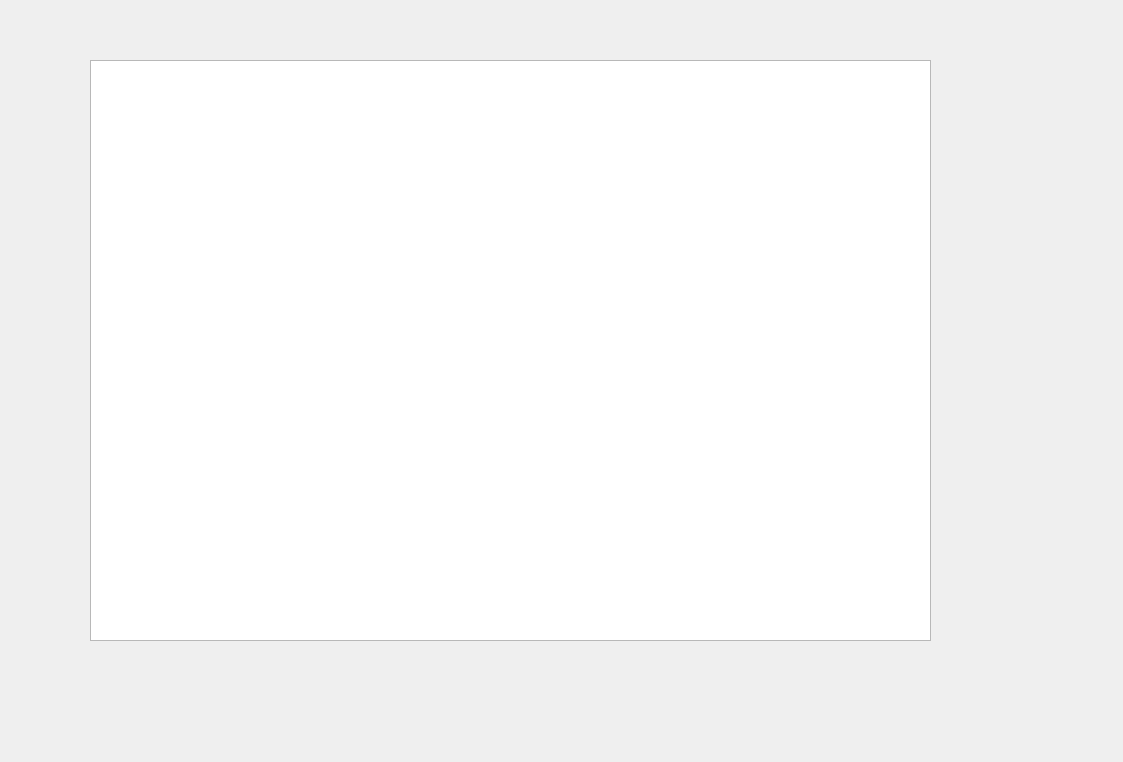
First picture: the form in RPi_Video/mainwindow.ui, repository sebnor31/RPi_Video, before the edit.
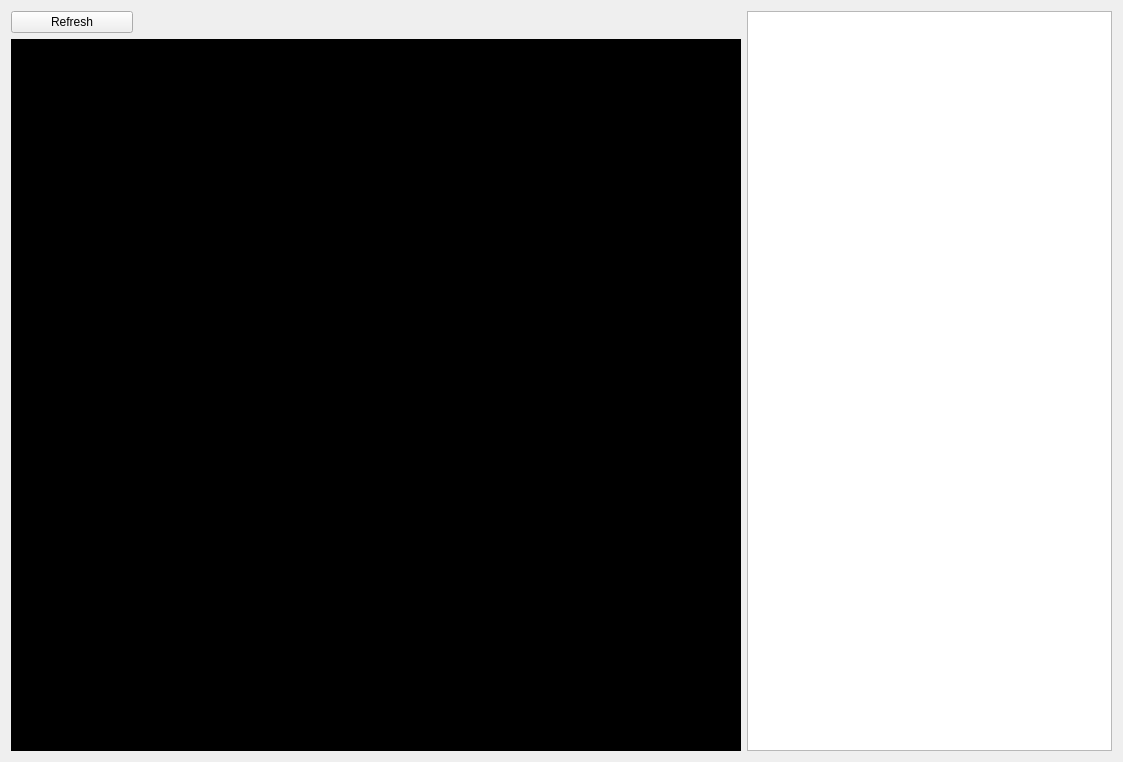
Second picture: the form after the edit.

The edit to the form file:
```diff
--- a/RPi_Video/mainwindow.ui
+++ b/RPi_Video/mainwindow.ui
@@ -14,16 +14,62 @@
    <string>MainWindow</string>
   </property>
   <widget class="QWidget" name="centralWidget">
-   <widget class="QTextBrowser" name="logger">
-    <property name="geometry">
-     <rect>
-      <x>90</x>
-      <y>60</y>
-      <width>841</width>
-      <height>581</height>
-     </rect>
-    </property>
-   </widget>
+   <layout class="QHBoxLayout" name="horizontalLayout_2" stretch="2,1">
+    <item>
+     <layout class="QVBoxLayout" name="verticalLayout" stretch="1,20">
+      <item>
+       <layout class="QHBoxLayout" name="horizontalLayout" stretch="1,5">
+        <item>
+         <widget class="QPushButton" name="refreshBtn">
+          <property name="text">
+           <string>Refresh</string>
+          </property>
+         </widget>
+        </item>
+        <item>
+         <spacer name="horizontalSpacer">
+          <property name="orientation">
+           <enum>Qt::Horizontal</enum>
+          </property>
+          <property name="sizeHint" stdset="0">
+           <size>
+            <width>40</width>
+            <height>20</height>
+           </size>
+          </property>
+         </spacer>
+        </item>
+       </layout>
+      </item>
+      <item>
+       <widget class="QLabel" name="videoFeed">
+        <property name="autoFillBackground">
+         <bool>false</bool>
+        </property>
+        <property name="styleSheet">
+         <string notr="true">background-color: rgb(0, 0, 0);</string>
+        </property>
+        <property name="text">
+         <string/>
+        </property>
+        <property name="alignment">
+         <set>Qt::AlignCenter</set>
+        </property>
+        <property name="textInteractionFlags">
+         <set>Qt::NoTextInteraction</set>
+        </property>
+       </widget>
+      </item>
+     </layout>
+    </item>
+    <item>
+     <layout class="QVBoxLayout" name="verticalLayout_2" stretch="0">
+      <item>
+       <widget class="QTextBrowser" name="logger"/>
+      </item>
+     </layout>
+    </item>
+   </layout>
   </widget>
  </widget>
  <layoutdefault spacing="6" margin="11"/>
```
